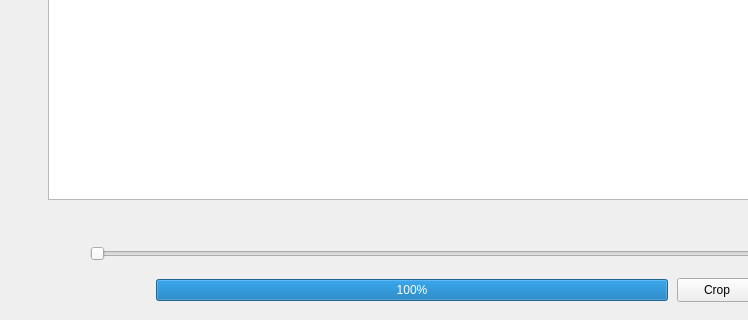
Qt form frontend/src/app/main_widget.ui (JaderoChan/ContentAwareImageCrop) before a commit; both pictures show x 0 to 748 and y 380 to 700 of the 980 by 700 pixel window.
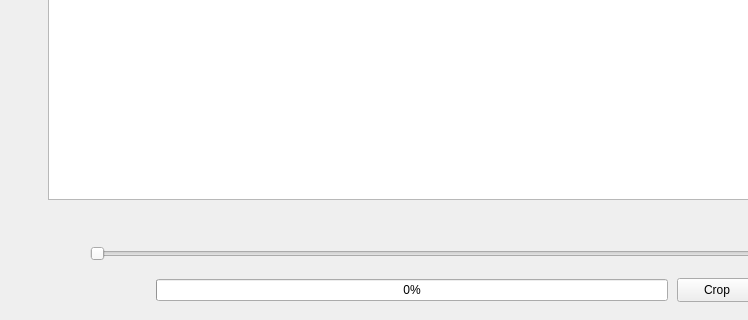
The same form after that commit. Icons and pictures are not drawn. Custom widgets are drawn as their Qt base class.

Patch:
```diff
--- a/frontend/src/app/main_widget.ui
+++ b/frontend/src/app/main_widget.ui
@@ -780,7 +780,7 @@
                   <item>
                    <widget class="QProgressBar" name="progressBar">
                     <property name="value">
-                     <number>100</number>
+                     <number>0</number>
                     </property>
                     <property name="alignment">
                      <set>Qt::AlignCenter</set>
```
